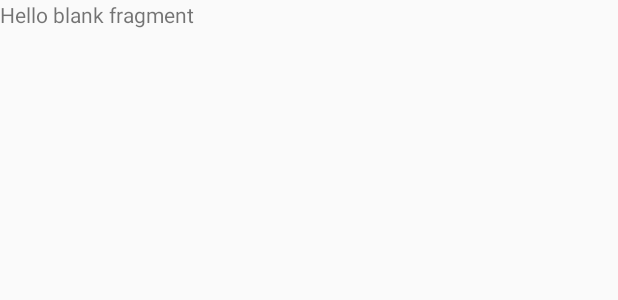
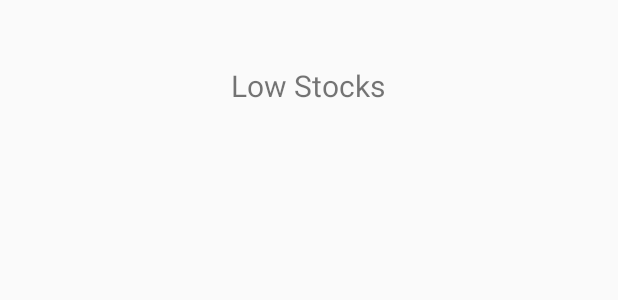
Before and after one commit to Sekte-StackOverflow/Management-Stock, an Android app: the layout fragment_stocks.xml on its own in the app's theme, with its tools: preview values and no code run, on a phone screen of 412 x 824 dp. Shown: the top 300 px of the screen. Run offline under Robolectric (Android 15) with nearby library versions, the phone set to English and light mode, and no system bars.

Commit message:
layout, login and register updated

```diff
--- a/app/src/main/java/com/example/management_stock_app/Fragments/HomeFragment.java
+++ b/app/src/main/java/com/example/management_stock_app/Fragments/HomeFragment.java
@@ -15,6 +15,7 @@ import android.view.ViewGroup;
 import android.view.animation.Animation;
 import android.view.animation.AnimationUtils;
 import android.widget.Button;
+import android.widget.Toast;
 
 import com.example.management_stock_app.Actitvity.LoginActivity;
 import com.example.management_stock_app.R;
@@ -82,7 +83,7 @@ public class HomeFragment extends Fragment implements View.OnClickListener{
                 i.setFlags(Intent.FLAG_ACTIVITY_NEW_TASK |
                         Intent.FLAG_ACTIVITY_CLEAR_TASK);
                 startActivity(i);
-
+                Toast.makeText(getActivity(), "Your Logout", Toast.LENGTH_SHORT).show();
                 Log.d("tes", "log out");
                 break;
         }
--- a/app/src/main/java/com/example/management_stock_app/Fragments/LoginFragment.java
+++ b/app/src/main/java/com/example/management_stock_app/Fragments/LoginFragment.java
@@ -111,7 +111,6 @@ public class LoginFragment extends Fragment {
     private void signIn(final String email, String pass) {
         final ProgressDialog progressDialog = new ProgressDialog(getContext());
         progressDialog.setTitle("Login...");
-
         progressDialog.show();
         buttonGone();
         fireAuth.signInWithEmailAndPassword(email, pass).addOnCompleteListener(new OnCompleteListener<AuthResult>() {
@@ -127,6 +126,7 @@ public class LoginFragment extends Fragment {
                 } else {
                     buttonVisible();
                     Toast.makeText(getActivity(), "Failed Login", Toast.LENGTH_SHORT).show();
+                    progressDialog.dismiss();
                 }
             }
         });
--- a/app/src/main/res/layout/fragment_stocks.xml
+++ b/app/src/main/res/layout/fragment_stocks.xml
@@ -1,14 +1,38 @@
 <?xml version="1.0" encoding="utf-8"?>
-<FrameLayout xmlns:android="http://schemas.android.com/apk/res/android"
+<androidx.constraintlayout.widget.ConstraintLayout
+    xmlns:android="http://schemas.android.com/apk/res/android"
     xmlns:tools="http://schemas.android.com/tools"
     android:layout_width="match_parent"
     android:layout_height="match_parent"
+    xmlns:app="http://schemas.android.com/apk/res-auto"
     tools:context=".Fragments.StocksFragment">
 
+    <TextView
+        android:layout_width="wrap_content"
+        android:layout_height="wrap_content"
+        android:layout_marginBottom="12dp"
+        android:text="Low Stocks"
+        android:textSize="20dp"
+        app:layout_constraintBottom_toTopOf="@+id/rv_stocks"
+        app:layout_constraintEnd_toEndOf="parent"
+        app:layout_constraintHorizontal_bias="0.498"
+        app:layout_constraintStart_toStartOf="parent" />
+
+    <androidx.constraintlayout.widget.Guideline
+        android:id="@+id/guideline_stock"
+        android:layout_width="wrap_content"
+        android:layout_height="wrap_content"
+        android:orientation="horizontal"
+        app:layout_constraintGuide_percent="0.1" />
+
     <!-- TODO: Update blank fragment layout -->
-    <TextView
-        android:layout_width="match_parent"
-        android:layout_height="match_parent"
-        android:text="@string/hello_blank_fragment" />
+    <androidx.recyclerview.widget.RecyclerView
+        android:id="@+id/rv_stocks"
+        android:layout_width="0dp"
+        android:layout_height="0dp"
+        app:layout_constraintBottom_toBottomOf="parent"
+        app:layout_constraintEnd_toEndOf="parent"
+        app:layout_constraintStart_toStartOf="parent"
+        app:layout_constraintTop_toTopOf="@id/guideline_stock" />
 
-</FrameLayout>
+</androidx.constraintlayout.widget.ConstraintLayout>
```
Also changed, not shown: app/src/main/java/com/example/management_stock_app/Fragments/RegisterFragment.java (+8 -0 lines), app/src/main/res/layout/fragment_transaction.xml (+10 -9 lines), app/src/main/res/drawable/add_button.png (added), app/src/main/res/drawable/minus_button.png (added).
